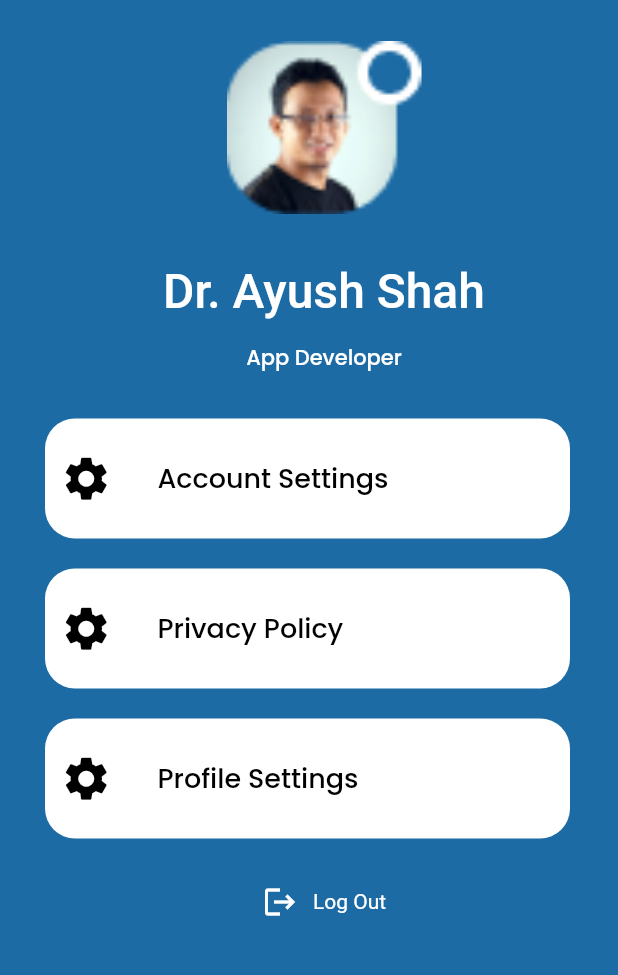
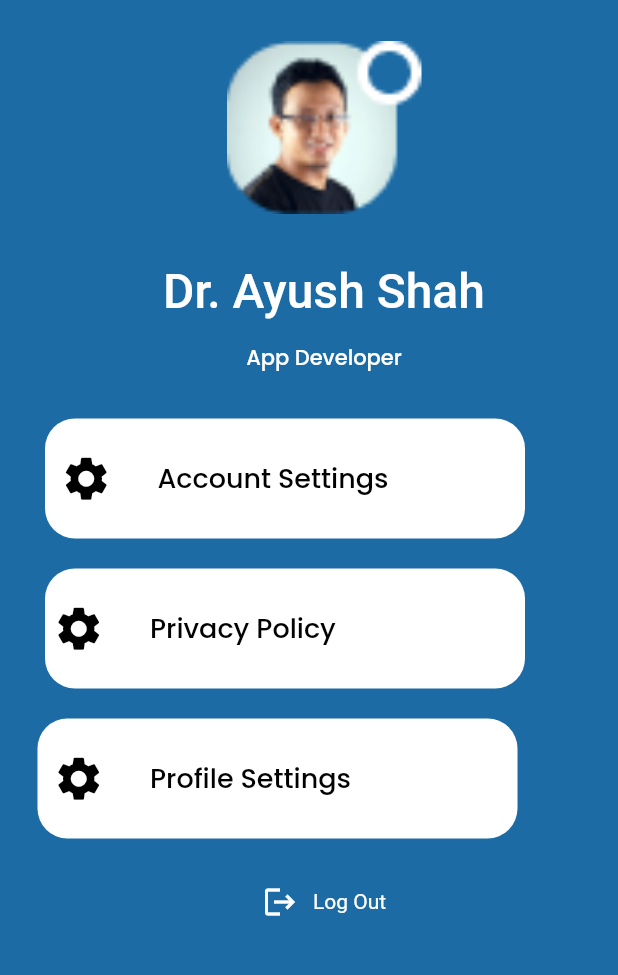
Before and after one commit to ayushshah31/BitNBuild, a Flutter app: the Profile screen opened directly, on a phone screen of 412 x 824 dp, the part 90-1065 px from its top. Run offline on Flutter 3.47's test engine with Material 2 defaults, Android fonts, the phone set to English and light mode, and no system bars; our stand-ins replace firebase_auth, firebase_core, firebase_database, flutter_datetime_picker, fluttertoast, get and 3 more; missing offline and left inert: dart:ffi, google_ml_kit; accounts and stored records are empty; network calls fail; Roboto replaces fonts that are missing (Poppins,).

Commit message:
Final Commit

```diff
--- a/lib/pages/profile.dart
+++ b/lib/pages/profile.dart
@@ -83,7 +83,7 @@ class _ProfileState extends State<Profile> {
                       crossAxisAlignment: CrossAxisAlignment.start,
                       children: [
                         Container(
-                          width: 350,
+                          width: 320,
                           height: 80,
                           decoration: BoxDecoration(
                             borderRadius: BorderRadius.circular(20),
@@ -122,14 +122,14 @@ class _ProfileState extends State<Profile> {
                       crossAxisAlignment: CrossAxisAlignment.start,
                       children: [
                         Container(
-                          width: 350,
+                          width: 320,
                           height: 80,
                           decoration: BoxDecoration(
                             borderRadius: BorderRadius.circular(20),
                             color: Color(0xFFFFFFFF),
                           ),
                           child: Padding(
-                            padding: EdgeInsets.only(left: 10.0),
+                            padding: EdgeInsets.only(left: 5.0),
                             child: Row(
                               children: [
                                 Icon(
@@ -156,12 +156,12 @@ class _ProfileState extends State<Profile> {
                 height: 20,
               ),
               Padding(
-                  padding: const EdgeInsets.only(left: 10.0),
+                  padding: const EdgeInsets.only(left: 5),
                   child: Row(
                       crossAxisAlignment: CrossAxisAlignment.start,
                       children: [
                         Container(
-                          width: 350,
+                          width: 320,
                           height: 80,
                           decoration: BoxDecoration(
                             borderRadius: BorderRadius.circular(20),
--- a/lib/widgets/appointmentDr.dart
+++ b/lib/widgets/appointmentDr.dart
@@ -37,7 +37,7 @@ class _AppointmentDrState extends State<AppointmentDr> {
               crossAxisAlignment: CrossAxisAlignment.start,
               children: [
                 Container(
-                  width: 325,
+                  width: 315,
                   height: 120,
                   decoration: BoxDecoration(
                     borderRadius: BorderRadius.circular(25),
--- a/lib/widgets/schedule_card.dart
+++ b/lib/widgets/schedule_card.dart
@@ -19,12 +19,12 @@ class ScheduleCard extends StatelessWidget {
   @override
   Widget build(BuildContext context) {
     return Padding(
-      padding: const EdgeInsets.only(left: 20.0),
+      padding: const EdgeInsets.only(left: 10.0),
       child: Row(
         crossAxisAlignment: CrossAxisAlignment.start,
         children: [
           Container(
-            width: 350,
+            width: 340,
             height: 120,
             decoration: BoxDecoration(
               borderRadius: BorderRadius.circular(25),
```
Also changed, not shown: lib/pages/article.dart (+25 -14 lines), lib/pages/bookings_dr.dart (+5 -6 lines), lib/pages/profile_dr.dart (+4 -4 lines).
